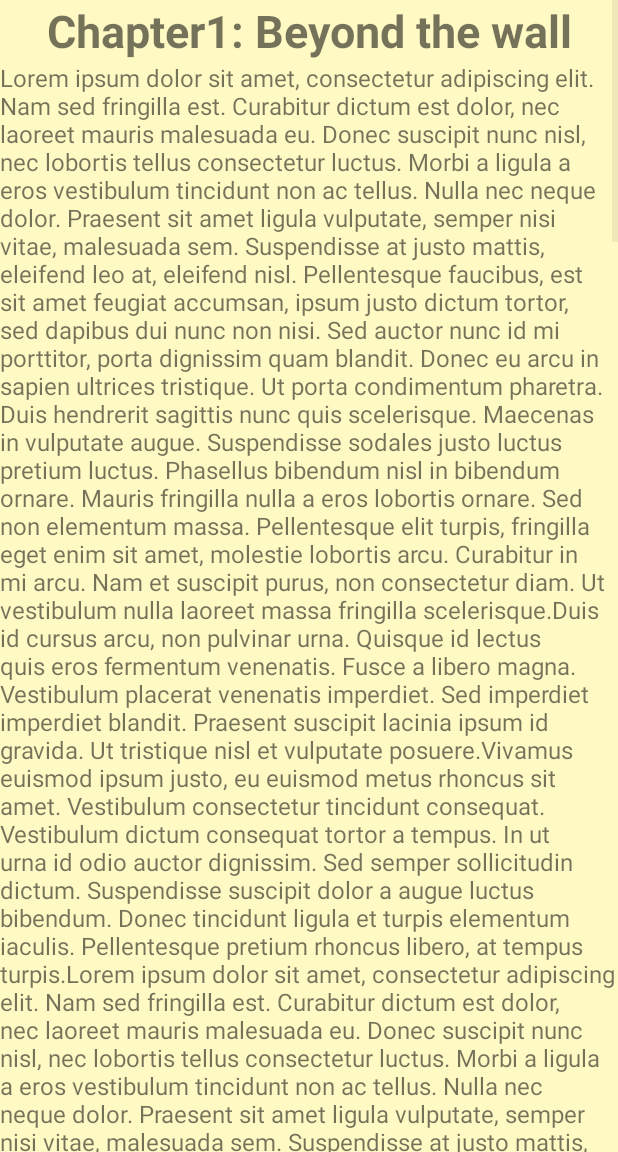
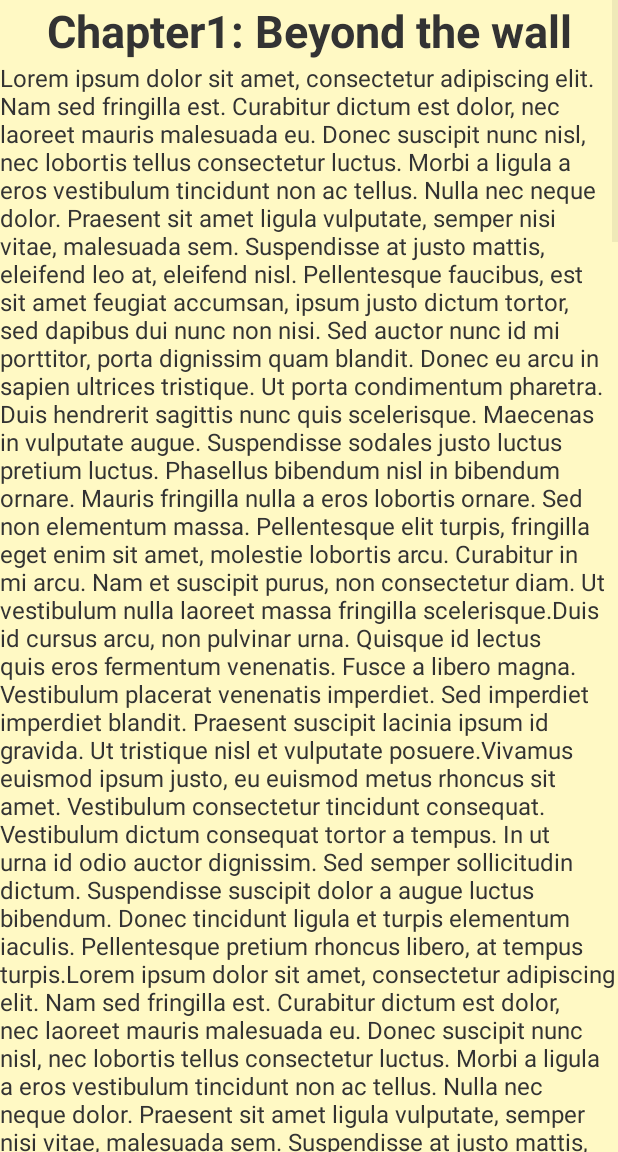
Before and after one commit to tyolani/EverlastingStoryPro, an Android app: the BookView screen opened directly, with no data from a screen before it, on a phone screen of 412 x 824 dp, the part 84-1236 px from its top. Run offline under Robolectric (Android 15) with nearby library versions, the phone set to English and light mode, and no system bars.

Commit message:
updated color of text

```diff
--- a/app/src/main/res/values/styles.xml
+++ b/app/src/main/res/values/styles.xml
@@ -7,6 +7,7 @@
         <item name="colorPrimaryDark">@color/colorPrimaryDark</item>
         <item name="colorAccent">@color/colorAccent</item>
         <item name="android:windowBackground">@drawable/main_gradient</item>
+        <item name="android:textColor">@color/closeToBlack</item>
         <item name="windowActionBar">false</item>
         <item name="windowNoTitle">true</item>
     </style>
```
